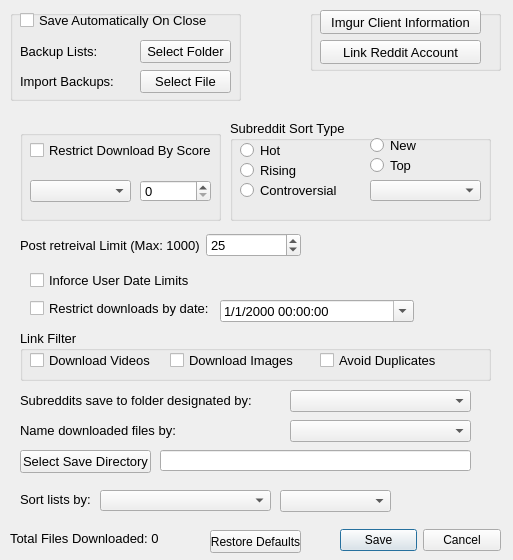
First picture: the form in DownloaderForReddit/RedditDownloader_Settings.ui, repository MalloyDelacroix/DownloaderForReddit, before the edit.
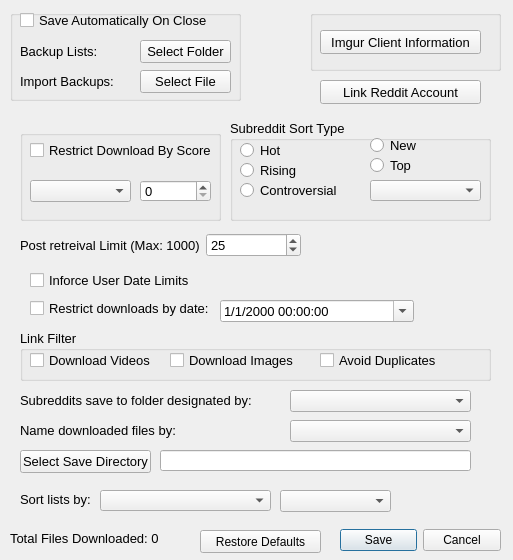
Second picture: the form after the edit. Icons and pictures are not drawn.

Commit message: Update GUI look for Linux

```diff
--- a/DownloaderForReddit/RedditDownloader_Settings.ui
+++ b/DownloaderForReddit/RedditDownloader_Settings.ui
@@ -57,7 +57,7 @@
        <property name="geometry">
         <rect>
          <x>10</x>
-         <y>0</y>
+         <y>20</y>
          <width>161</width>
          <height>24</height>
         </rect>
@@ -71,24 +71,6 @@
         <string>Imgur Client Information</string>
        </property>
       </widget>
-      <widget class="QPushButton" name="reddit_account_link_button">
-       <property name="geometry">
-        <rect>
-         <x>10</x>
-         <y>30</y>
-         <width>161</width>
-         <height>24</height>
-        </rect>
-       </property>
-       <property name="font">
-        <font>
-         <pointsize>10</pointsize>
-        </font>
-       </property>
-       <property name="text">
-        <string>Link Reddit Account</string>
-       </property>
-      </widget>
      </widget>
     </item>
    </layout>
@@ -764,9 +746,9 @@
   <widget class="QPushButton" name="restore_defaults_button">
    <property name="geometry">
     <rect>
-     <x>210</x>
+     <x>200</x>
      <y>530</y>
-     <width>91</width>
+     <width>121</width>
      <height>23</height>
     </rect>
    </property>
@@ -774,6 +756,24 @@
     <string>Restore Defaults</string>
    </property>
   </widget>
+  <widget class="QPushButton" name="reddit_account_link_button">
+   <property name="geometry">
+    <rect>
+     <x>320</x>
+     <y>80</y>
+     <width>161</width>
+     <height>24</height>
+    </rect>
+   </property>
+   <property name="font">
+    <font>
+     <pointsize>10</pointsize>
+    </font>
+   </property>
+   <property name="text">
+    <string>Link Reddit Account</string>
+   </property>
+  </widget>
  </widget>
  <resources/>
  <connections/>
```
